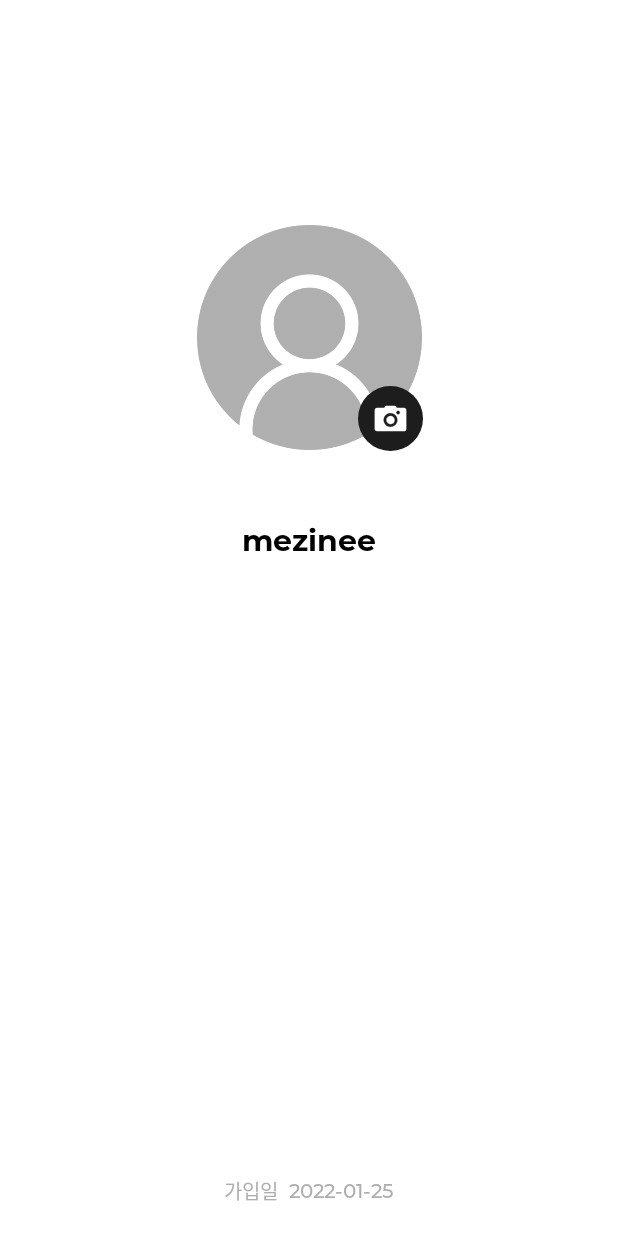
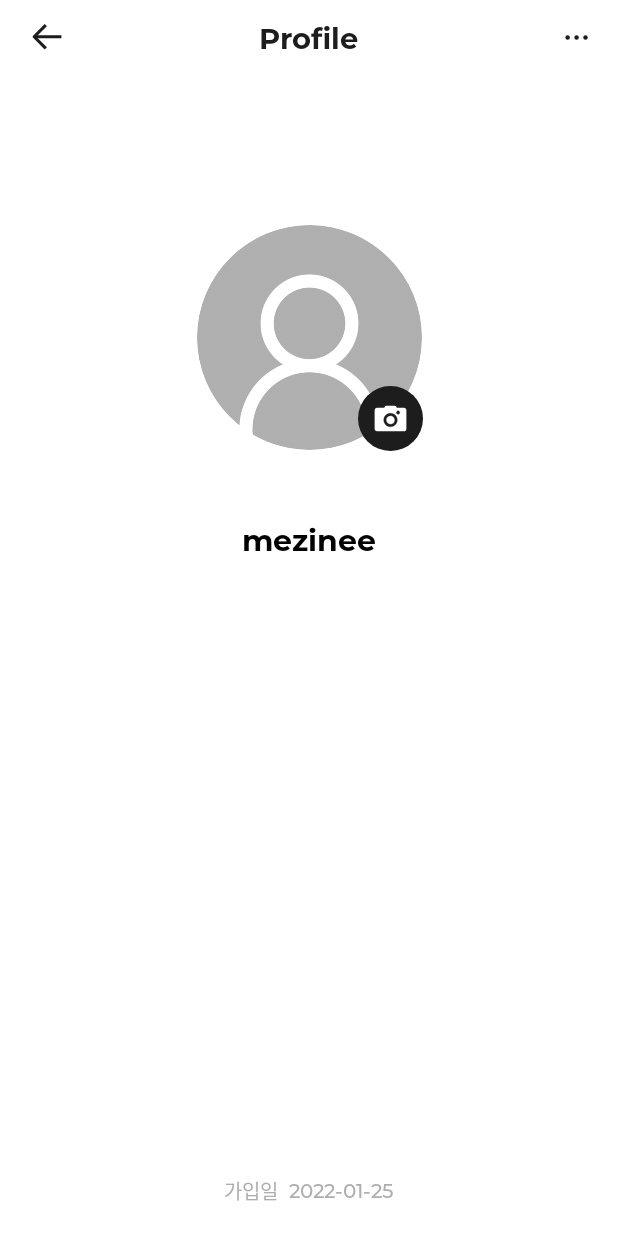
Before and after one commit to Forkie-Player/Forkie-Player-Android, an Android app: the ProfileActivity screen opened directly, with no data from a screen before it, on a phone screen of 412 x 824 dp. Run offline under Robolectric (Android 15) with nearby library versions, the phone set to English and light mode, and no system bars.

Commit message:
[FEAT] Apply toolbar icon click event

```diff
--- a/app/src/main/java/com/example/forkieplayer/MainActivity.kt
+++ b/app/src/main/java/com/example/forkieplayer/MainActivity.kt
@@ -4,6 +4,8 @@ import android.content.Intent
 import androidx.appcompat.app.AppCompatActivity
 import android.os.Bundle
 import android.provider.ContactsContract
+import android.view.Menu
+import android.view.MenuItem
 import android.widget.Toast
 import androidx.recyclerview.widget.GridLayoutManager
 import com.example.forkieplayer.databinding.ActivityMainBinding
@@ -17,6 +19,9 @@ class MainActivity : AppCompatActivity() {
         super.onCreate(savedInstanceState)
         binding = ActivityMainBinding.inflate(layoutInflater)
         setContentView(binding.root)
+
+        setSupportActionBar(binding.toolbar)
+        supportActionBar?.setDisplayShowTitleEnabled(false)
 
         val datas = mutableListOf<PlaylistData>()
         // TODO: 초기 화면에 3개 보이도록 임의로 세팅, 나중에 수정
@@ -34,4 +39,27 @@ class MainActivity : AppCompatActivity() {
             adapter.notifyDataSetChanged()
         }
     }
+
+    override fun onCreateOptionsMenu(menu: Menu?): Boolean {
+        menuInflater.inflate(R.menu.toolbar_main, menu)
+        return true
+    }
+
+    override fun onOptionsItemSelected(item: MenuItem): Boolean {
+        return when(item?.itemId) {
+            R.id.mypage -> {
+                val intent = Intent(this, ProfileActivity::class.java)
+                startActivity(intent)
+                super.onOptionsItemSelected(item)
+            }
+            R.id.search -> {
+                // TODO: search view 생기면 구현
+                Toast.makeText(this, "search icon click", Toast.LENGTH_SHORT).show()
+                super.onOptionsItemSelected(item)
+            }
+            else -> {
+                super.onOptionsItemSelected(item)
+            }
+        }
+    }
 }
--- a/app/src/main/java/com/example/forkieplayer/ProfileActivity.kt
+++ b/app/src/main/java/com/example/forkieplayer/ProfileActivity.kt
@@ -5,6 +5,9 @@ import android.graphics.BitmapFactory
 import androidx.appcompat.app.AppCompatActivity
 import android.os.Bundle
 import android.provider.MediaStore
+import android.view.Menu
+import android.view.MenuItem
+import android.widget.Toast
 import androidx.activity.result.ActivityResultLauncher
 import androidx.activity.result.contract.ActivityResultContracts
 import com.example.forkieplayer.databinding.ActivityProfileBinding
@@ -18,6 +21,11 @@ class ProfileActivity : AppCompatActivity() {
         super.onCreate(savedInstanceState)
         binding = ActivityProfileBinding.inflate(layoutInflater)
         setContentView(binding.root)
+
+        setSupportActionBar(binding.toolbar)
+        supportActionBar?.setDisplayShowTitleEnabled(false)
+        supportActionBar?.setDisplayHomeAsUpEnabled(true)
+        supportActionBar?.setHomeAsUpIndicator(R.drawable.ic_toolbar_back)
 
         // 프로필 변경 버튼 누르면 갤러리로 감
         binding.btnSelectProfile.setOnClickListener {
@@ -46,4 +54,25 @@ class ProfileActivity : AppCompatActivity() {
             }
         }
     }
+
+    override fun onCreateOptionsMenu(menu: Menu?): Boolean {
+        menuInflater.inflate(R.menu.toolbar_profile, menu)
+        return true
+    }
+
+    override fun onOptionsItemSelected(item: MenuItem): Boolean {
+        return when(item?.itemId) {
+            android.R.id.home -> {
+                finish()
+                super.onOptionsItemSelected(item)
+            }
+            R.id.menu -> {
+                Toast.makeText(this, "menu icon click", Toast.LENGTH_SHORT).show()
+                super.onOptionsItemSelected(item)
+            }
+            else -> {
+                super.onOptionsItemSelected(item)
+            }
+        }
+    }
 }
--- /dev/null
+++ b/app/src/main/res/drawable/ic_toolbar_back.xml
@@ -0,0 +1,14 @@
+<vector xmlns:android="http://schemas.android.com/apk/res/android"
+    android:width="43dp"
+    android:height="43dp"
+    android:viewportWidth="43"
+    android:viewportHeight="43">
+  <path
+      android:pathData="M23.7071,14.7071L24.4142,14L23,12.5858L22.2929,13.2929L23.7071,14.7071ZM16,21L15.2929,20.2929C14.9024,20.6834 14.9024,21.3166 15.2929,21.7071L16,21ZM22.2929,28.7071L23,29.4142L24.4142,28L23.7071,27.2929L22.2929,28.7071ZM22.2929,13.2929L15.2929,20.2929L16.7071,21.7071L23.7071,14.7071L22.2929,13.2929ZM15.2929,21.7071L22.2929,28.7071L23.7071,27.2929L16.7071,20.2929L15.2929,21.7071Z"
+      android:fillColor="#1D1D1D"/>
+  <path
+      android:pathData="M17,21H34"
+      android:strokeWidth="2"
+      android:fillColor="#00000000"
+      android:strokeColor="#1D1D1D"/>
+</vector>
--- /dev/null
+++ b/app/src/main/res/drawable/ic_toolbar_menu.xml
@@ -0,0 +1,15 @@
+<vector xmlns:android="http://schemas.android.com/apk/res/android"
+    android:width="43dp"
+    android:height="43dp"
+    android:viewportWidth="43"
+    android:viewportHeight="43">
+  <path
+      android:pathData="M14,22m-2,-0a2,2 0,1 0,4 -0a2,2 0,1 0,-4 -0"
+      android:fillColor="#1D1D1D"/>
+  <path
+      android:pathData="M22,22m-2,-0a2,2 0,1 0,4 -0a2,2 0,1 0,-4 -0"
+      android:fillColor="#1D1D1D"/>
+  <path
+      android:pathData="M30,22m-2,-0a2,2 0,1 0,4 -0a2,2 0,1 0,-4 -0"
+      android:fillColor="#1D1D1D"/>
+</vector>
--- a/app/src/main/res/layout/activity_main.xml
+++ b/app/src/main/res/layout/activity_main.xml
@@ -20,7 +20,7 @@
         <androidx.appcompat.widget.Toolbar
             android:id="@+id/toolbar"
             android:layout_width="match_parent"
-            android:layout_height="50dp"
+            android:layout_height="match_parent"
             app:logo="@drawable/ic_toolbar_logo"
             app:menu="@menu/toolbar_main" />
 
--- a/app/src/main/res/layout/activity_profile.xml
+++ b/app/src/main/res/layout/activity_profile.xml
@@ -6,12 +6,40 @@
     android:layout_height="match_parent"
     tools:context=".ProfileActivity">
 
+    <com.google.android.material.appbar.AppBarLayout
+        android:id="@+id/toolbar_layout"
+        android:layout_width="match_parent"
+        android:layout_height="50dp"
+        app:elevation="0dp"
+        app:layout_constraintEnd_toEndOf="parent"
+        app:layout_constraintStart_toStartOf="parent"
+        app:layout_constraintTop_toTopOf="parent">
+
+        <androidx.appcompat.widget.Toolbar
+            android:id="@+id/toolbar"
+            android:layout_width="match_parent"
+            android:layout_height="50dp"
+            app:menu="@menu/toolbar_profile">
+
+            <TextView
+                android:layout_width="wrap_content"
+                android:layout_height="wrap_content"
+                android:layout_gravity="center"
+                android:fontFamily="@font/font_family_en"
+                android:text="Profile"
+                android:textColor="@color/forkie_b1"
+                android:textSize="19sp"
+                android:textStyle="bold" />
+        </androidx.appcompat.widget.Toolbar>
+
+    </com.google.android.material.appbar.AppBarLayout>
+
     <androidx.cardview.widget.CardView
         android:id="@+id/cv_playlist_image"
         android:layout_width="150dp"
         android:layout_height="150dp"
         android:layout_marginTop="150dp"
-        app:cardCornerRadius="50dp"
+        app:cardCornerRadius="100dp"
         app:cardElevation="0dp"
         app:layout_constraintEnd_toEndOf="parent"
         app:layout_constraintStart_toStartOf="parent"
--- /dev/null
+++ b/app/src/main/res/menu/toolbar_profile.xml
@@ -0,0 +1,9 @@
+<?xml version="1.0" encoding="utf-8"?>
+<menu xmlns:android="http://schemas.android.com/apk/res/android"
+    xmlns:app="http://schemas.android.com/apk/res-auto">
+    <item
+        android:id="@+id/menu"
+        android:title="menu"
+        android:icon="@drawable/ic_toolbar_menu"
+        app:showAsAction="always"/>
+</menu>
```
